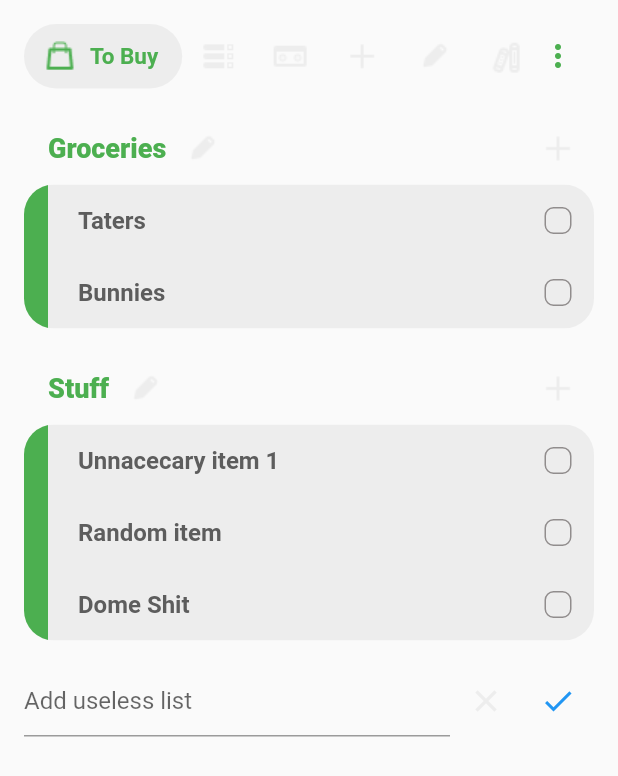
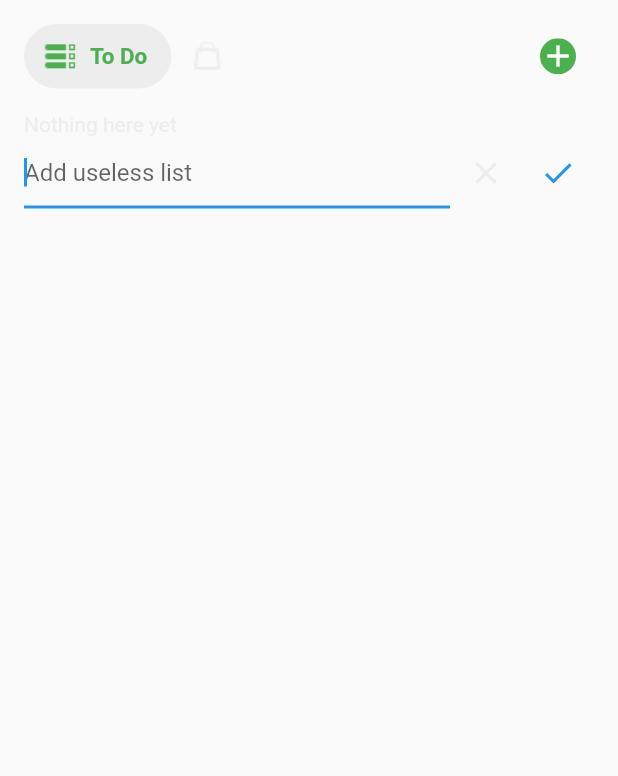
Before and after one commit to AdamTallman/lists, a Flutter app: the screen it shows after launch, after a tap on "ADD LIST", on a phone screen of 412 x 824 dp. Shown: the top 776 px of the screen. Run offline on Flutter 3.47's test engine with Material 2 defaults, Android fonts, the phone set to English and light mode, and no system bars; our stand-ins replace sqflite; accounts and stored records are empty.

Commit message:
Version 0.1.0 The first working version with local db.
Current features:
	- Add/remove todo lists
	- Add/remove todos
	- Swipe tabs

```diff
--- a/lib/main.dart
+++ b/lib/main.dart
@@ -1,11 +1,8 @@
 import 'package:flutter/material.dart';
-import 'package:lists/src/model/todo.dart';
-import 'package:lists/src/model/todo_list.dart';
-import 'package:lists/src/model/todo_tab.dart';
 import 'package:lists/src/styles.dart';
-import 'package:lists/src/widgets/custom_icon.dart';
 import 'package:lists/src/widgets/tab_container.dart';
-import 'package:firebase_core/firebase_core.dart';
+import 'package:lists/src/service/sqflite.dart';
+import 'package:lists/src/widgets/page.dart';
 
 void main() {
   WidgetsFlutterBinding
@@ -13,51 +10,19 @@ void main() {
   runApp(MyApp());
 }
 
-class MyApp extends StatelessWidget {
-  final Future<FirebaseApp> _init =
-      Firebase.initializeApp(); // the error can be ignored
+class MyApp extends StatefulWidget {
+  @override
+  _MyAppState createState() => _MyAppState();
+}
 
+class _MyAppState extends State<MyApp> {
   @override
   Widget build(BuildContext context) {
-    final todoTabs = <ToDoTab>[
-      ToDoTab('To Buy', active: true, icon: CustomIcons.bag, toDoGroups: [
-        TodoList(
-          'Groceries',
-          toDos: [
-            Todo('Taters'),
-            Todo('Bunnies'),
-          ],
-        ),
-        TodoList('Stuff', toDos: [
-          Todo('Unnacecary item 1'),
-          Todo('Random item'),
-          Todo('Dome Shit'),
-        ])
-      ]),
-      ToDoTab('To Do', icon: CustomIcons.todo, toDoGroups: []),
-      ToDoTab('To Watch', icon: CustomIcons.video, toDoGroups: []),
-      ToDoTab('To Add', icon: CustomIcons.add, toDoGroups: []),
-      ToDoTab('To Draw', icon: CustomIcons.edit, toDoGroups: []),
-      ToDoTab('To Read', icon: CustomIcons.books, toDoGroups: []),
-      ToDoTab('To Read', icon: CustomIcons.books, toDoGroups: []),
-      ToDoTab('To Read', icon: CustomIcons.books, toDoGroups: []),
-    ];
+    final body = MaterialApp(
+      theme: AppTheme.theme,
+      home: Scaffold(body: PageContainer()),
+    );
 
-    return MaterialApp(
-      theme: AppTheme.theme,
-      home: Scaffold(
-        body: FutureBuilder(
-          future: _init,
-          builder: (context, snapshot) {
-            if (snapshot.hasError) return Text('not good');
-            if (snapshot.connectionState == ConnectionState.done)
-              return TabsContaiter(
-                tabs: todoTabs,
-              );
-            return Text('wait a bit');
-          },
-        ),
-      ),
-    );
+    return body;
   }
 }
--- a/lib/src/model/todo.dart
+++ b/lib/src/model/todo.dart
@@ -1,5 +1,10 @@
 class Todo {
   final String title;
+  final int id;
 
-  Todo(this.title);
+  Todo(this.title, {this.id});
+
+  factory Todo.fromMap(Map<String, dynamic> map) {
+    return Todo(map['title'], id: map['id']);
+  }
 }
--- a/lib/src/model/todo_list.dart
+++ b/lib/src/model/todo_list.dart
@@ -1,16 +1,31 @@
 import 'package:lists/src/model/todo.dart';
 
 class TodoList {
-  final title;
-  final List<Todo> toDos;
+  String title;
+  final int id;
+  final List<Todo> todos;
 
-  TodoList(this.title, {this.toDos = const <Todo>[]});
+  TodoList(this.title, {this.id, this.todos = const <Todo>[]});
+
+  factory TodoList.fromMap(Map<String, dynamic> map) {
+    return TodoList(map['title'],
+        id: map['id'],
+        todos: map['todos'] == null
+            ? []
+            : (map['todos'] as List<Map>)
+                .map((todoMap) => Todo.fromMap(todoMap))
+                .toList());
+  }
 
   add(Todo item) {
-    toDos.add(item);
+    todos.add(item);
+  }
+
+  updateTitle(String newTitle) {
+    title = newTitle;
   }
 
   remove(Todo item) {
-    if (toDos.contains(item)) toDos.remove(item);
+    if (todos.contains(item)) todos.remove(item);
   }
 }
--- a/lib/src/model/todo_tab.dart
+++ b/lib/src/model/todo_tab.dart
@@ -1,13 +1,25 @@
 // src/model/todo_tab.dart
 
-import 'package:flutter/material.dart';
 import 'package:lists/src/model/todo_list.dart';
 
-class ToDoTab {
+class TodoTab {
   final String icon;
+  final int id;
   final String title;
   final bool active;
-  final List<TodoList> toDoGroups;
+  final List<TodoList> todoLists;
 
-  ToDoTab(this.title, {this.icon, this.toDoGroups, this.active = false});
+  TodoTab(this.title,
+      {this.id, this.icon, this.todoLists, this.active = false});
+
+  factory TodoTab.fromMap(Map<String, dynamic> map) {
+    return TodoTab(map['title'],
+        icon: map['icon'],
+        id: map['id'],
+        todoLists: map['lists'] == null
+            ? []
+            : (map['lists'] as List<Map<String, dynamic>>)
+                .map((todoListMap) => TodoList.fromMap(todoListMap))
+                .toList());
+  }
 }
--- /dev/null
+++ b/lib/src/service/sqflite.dart
@@ -0,0 +1,108 @@
+import 'package:sqflite/sqflite.dart';
+import 'package:lists/src/model/todo_tab.dart';
+
+// this is all complete shit
+class DBProvider {
+  static const String dbName = 'lists.db';
+
+  static const String tabsTable = 'Tabs';
+  static const String listsTable = 'Lists';
+  static const String todosTable = 'Todos';
+
+  Database _database;
+
+  DBProvider._ctor();
+
+  static final instance = DBProvider._ctor();
+
+  Future<Database> get database async {
+    _database ??= await _init();
+    return _database;
+  }
+
+  Future<Database> _init() async {
+    const todoPath = 'assets/icons/todo.png';
+    const tobuyPath = 'assets/icons/bag.png';
+
+    return await openDatabase(dbName, version: 1, onCreate: (db, _) async {
+      await db.execute(
+          'CREATE TABLE $tabsTable (id INTEGER PRIMARY KEY, title TEXT, icon TEXT)');
+      await db.execute(
+          'CREATE TABLE $listsTable (id INTEGER PRIMARY KEY, title TEXT, tab_id INTEGER)');
+      await db.execute(
+          'CREATE TABLE $todosTable (id INTEGER PRIMARY KEY, title TEXT, list_id INTEGER)');
+
+      await db.rawInsert('INSERT INTO $tabsTable(title, icon) VALUES (?, ?)',
+          ['To Do', todoPath]);
+      await db.rawInsert('INSERT INTO $tabsTable(title, icon) VALUES (?, ?)',
+          ['To Buy', tobuyPath]);
+    });
+  }
+
+  Future<int> addTab(String title, String icon) async {
+    return await (await database).rawInsert(
+        'INSERT INTO $tabsTable(title, icon) VALUES(?, ?)', [title, icon]);
+  }
+
+  Future<int> addList(String title, int tabId) async {
+    return await (await database).rawInsert(
+        'INSERT INTO $listsTable(title, tab_id) VALUES(?, ?)', [title, tabId]);
+  }
+
+  Future<int> addTodo(String title, int listId) async {
+    return await (await database).rawInsert(
+        'INSERT INTO $todosTable(title, list_id) VALUES(?, ?)',
+        [title, listId]);
+  }
+
+  Future<void> deleteTodo(int id) async {
+    await (await database)
+        .rawDelete('DELETE FROM $todosTable WHERE id = ?', [id]);
+  }
+
+  Future<void> deleteList(int id) async {
+    await (await database)
+        .rawDelete('DELETE FROM $listsTable WHERE id = ?', [id]);
+  }
+
+  Future<void> updateListTitle(int id, String newTitle) async {
+    await (await database).rawUpdate(
+        'UPDATE $listsTable SET title = ? WHERE id = ?', [newTitle, id]);
+  }
+
+  Future<List<TodoTab>> getTabs() async {
+    final db = await database;
+    final tabs = List<TodoTab>();
+
+    final allTabs = (await db.rawQuery('SELECT * FROM $tabsTable')).toList();
+    var allLists = (await db.rawQuery('SELECT * FROM $listsTable')).toList();
+    final allTodos = (await db.rawQuery('SELECT * FROM $todosTable')).toList();
+
+    allLists = allLists.map((list) {
+      final newlist = Map<String, dynamic>.from(list);
+      newlist['todos'] =
+          allTodos.where((todo) => todo['list_id'] == list['id']).toList();
+      return newlist;
+    }).toList();
+
+    print(allLists);
+
+    allTabs.forEach((tab) {
+      tab = Map<String, dynamic>.from(tab);
+      tab['lists'] =
+          allLists.where((list) => list['tab_id'] == tab['id']).toList();
+      tabs.add(TodoTab.fromMap(tab));
+    });
+
+    return tabs;
+  }
+
+  Future<void> check() async {
+    List<Map> querry = await (await database).rawQuery('SELECT * FROM Tabs');
+    print(querry);
+  }
+
+  Future<void> close() async {
+    await (await database).close();
+  }
+}
--- /dev/null
+++ b/lib/src/widgets/page.dart
@@ -0,0 +1,19 @@
+import 'package:flutter/material.dart';
+import 'package:lists/src/model/todo_tab.dart';
+import 'package:lists/src/service/sqflite.dart';
+import 'package:lists/src/widgets/tab_container.dart';
+
+class PageContainer extends StatelessWidget {
+  @override
+  Widget build(BuildContext context) {
+    return FutureBuilder<List<TodoTab>>(
+        future: DBProvider.instance.getTabs(),
+        builder: (_, snapshot) {
+          if (snapshot.hasError) return Center(child: Text('oh shit'));
+          if (snapshot.connectionState == ConnectionState.done)
+            return TabsContaiter(tabs: snapshot.data);
+
+          return Center(child: CircularProgressIndicator());
+        });
+  }
+}
--- /dev/null
+++ b/lib/src/widgets/tab.dart
@@ -0,0 +1,75 @@
+import 'package:flutter/material.dart';
+import 'package:lists/src/model/todo_list.dart';
+import 'package:lists/src/model/todo_tab.dart';
+import 'package:lists/src/service/sqflite.dart';
+import 'package:lists/src/styles.dart';
+import 'package:lists/src/widgets/todo/add_list.dart';
+import 'package:lists/src/widgets/todo/todo_card.dart';
+import 'package:lists/src/utils/context.dart';
+
+class TabWidget extends StatefulWidget {
+  final TodoTab tab;
+  final double paddingTop;
+
+  TabWidget({this.tab, this.paddingTop});
+
+  @override
+  _TabWidgetState createState() => _TabWidgetState();
+}
+
+class _TabWidgetState extends State<TabWidget> {
+  void _addList(String title) async {
+    if (title != null && title.isNotEmpty) {
+      int id = await DBProvider.instance.addList(title, widget.tab.id);
+      setState(() {
+        widget.tab.todoLists.add(TodoList(title, id: id, todos: []));
+      });
+    }
+  }
+
+  void _deleteList(int id) {
+    final list = widget.tab.todoLists.singleWhere((list) => list.id == id);
+    DBProvider.instance.deleteList(id);
+    setState(() {
+      widget.tab.todoLists.remove(list);
+    });
+  }
+
+  @override
+  Widget build(context) {
+    final addListButton = AddList(_addList);
+
+    final listsContainer = widget.tab == null
+        ? Center(
+            child: Text("Something is not okay"),
+          )
+        : widget.tab.todoLists.isNotEmpty
+            ? ListView.builder(
+                padding: EdgeInsets.only(bottom: 8),
+                scrollDirection: Axis.vertical,
+                itemCount: widget.tab.todoLists.length + 1,
+                itemBuilder: (ctx, index) =>
+                    index == widget.tab.todoLists.length
+                        ? addListButton
+                        : ToDoCard(
+                            todoList: widget.tab.todoLists[index],
+                            onDelete: _deleteList,
+                          ),
+              )
+            : ListView(
+                children: [
+                  Text('Nothing here yet',
+                      style: TextStyle(color: AppColors.backgroundGrey)),
+                  addListButton,
+                ],
+              );
+
+    final body = Container(
+      margin: EdgeInsets.only(top: widget.paddingTop, left: 8, right: 8),
+      padding: EdgeInsets.symmetric(horizontal: 8),
+      child: listsContainer,
+    );
+
+    return body;
+  }
+}
--- /dev/null
+++ b/lib/src/widgets/tab_bar.dart
@@ -0,0 +1,41 @@
+import 'package:flutter/material.dart';
+import 'package:lists/src/widgets/tab_button.dart';
+import 'package:lists/src/utils/context.dart';
+
+class TabBarWidget extends StatelessWidget {
+  final List<TabButton> buttons;
+  final double height;
+
+  TabBarWidget({@required this.buttons, this.height});
+
+  @override
+  Widget build(BuildContext context) {
+    return Container(
+      height: height,
+      margin: EdgeInsets.only(top: context.mediaQuery.padding.top),
+      padding: EdgeInsets.all(16),
+      child: Row(
+        children: [
+          // the tabs
+          Expanded(
+            child: ListView(
+              padding: EdgeInsets.zero,
+              scrollDirection: Axis.horizontal,
+              children: buttons,
+            ),
+          ),
+          // the menu button for future
+          IconButton(
+            icon: ClipOval(
+              child: Container(
+                color: context.theme.primaryColor,
+                child: Icon(Icons.add, color: Colors.white),
+              ),
+            ),
+            onPressed: () {},
+          ),
+        ],
+      ),
+    );
+  }
+}
--- a/lib/src/widgets/tab_container.dart
+++ b/lib/src/widgets/tab_container.dart
@@ -5,34 +5,33 @@ import 'package:lists/src/model/todo_list.dart';
 import 'package:lists/src/model/todo_tab.dart';
 import 'package:lists/src/styles.dart';
 import 'package:lists/src/utils/context.dart';
+import 'package:lists/src/widgets/tab.dart';
+import 'package:lists/src/widgets/tab_bar.dart';
 import 'package:lists/src/widgets/tab_button.dart';
 import 'package:lists/src/widgets/todo/add_list.dart';
 import 'package:lists/src/widgets/todo/todo_card.dart';
+import 'package:lists/src/service/sqflite.dart';
 
 class TabsContaiter extends StatefulWidget {
-  final List<ToDoTab> tabs;
-
-  TabsContaiter({this.tabs});
+  final List<TodoTab> tabs;
+  TabsContaiter({@required this.tabs});
 
   @override
   _TabsContaiterState createState() => _TabsContaiterState();
 }
 
 class _TabsContaiterState extends State<TabsContaiter> {
-  ToDoTab _activeTab;
+  TodoTab _activeTab;
   static const double appBarHeight = 75.0;
 
   @override
   void initState() {
-    if (widget.tabs.isNotEmpty) _activeTab = widget.tabs[0];
+    if (widget.tabs == null || widget.tabs.length == 0)
+      print('there is a problem here');
+    else
+      _activeTab = widget.tabs[0];
+
     super.initState();
-  }
-
-  void _addList(String title) {
-    if (title != null && title.isNotEmpty)
-      setState(() {
-        _activeTab.toDoGroups.add(TodoList(title, toDos: []));
-      });
   }
 
   void _setTab(int index) {
@@ -42,77 +41,56 @@ class _TabsContaiterState extends State<TabsContaiter> {
       });
   }
 
+  void _scrollTab(DragUpdateDetails details) {
+    int tabIndex = widget.tabs.indexOf(_activeTab);
+    if (details.delta.dx < 0) {
+      //swipe right
+      if (tabIndex < widget.tabs.length - 1)
+        setState(() {
+          _activeTab = widget.tabs[tabIndex + 1];
+        });
+    }
+    if (details.delta.dx > 0) {
+      // swipe left
+      if (tabIndex > 0)
+        setState(() {
+          _activeTab = widget.tabs[tabIndex - 1];
+        });
+    }
+  }
+
   @override
   Widget build(BuildContext context) {
-    final _tabs = widget.tabs;
-
     final banner = Container(
       height: context.mediaQuery.padding.top,
       decoration: BoxDecoration(color: context.theme.primaryColor),
     );
 
-    final tabBar = Container(
+    final tabBar = TabBarWidget(
       height: appBarHeight,
-      margin: EdgeInsets.only(top: context.mediaQuery.padding.top),
-      padding: EdgeInsets.all(16),
-      child: Row(
-        children: [
-          // the tabs
-          Expanded(
-            child: ListView.builder(
-              padding: EdgeInsets.zero,
-              scrollDirection: Axis.horizontal,
-              itemCount: _tabs.length,
-              itemBuilder: (ctx, index) {
-                return Container(
-                  child: TabButton(
-                    icon: _tabs[index].icon,
-                    title: _tabs[index].title,
-                    active: _activeTab == _tabs[index],
-                    onPressed: () => _setTab(index),
-                  ),
-                );
-              },
-            ),
-          ),
-          // the menu button for future
-          IconButton(
-            icon: Icon(Icons.more_vert),
-            color: context.theme.primaryColor,
-            onPressed: () {},
-          ),
-        ],
+      buttons: List.generate(
+        widget.tabs.length,
+        (index) => TabButton(
+          icon: widget.tabs[index].icon,
+          title: widget.tabs[index].title,
+          active: _activeTab == widget.tabs[index],
+          onPressed: () => _setTab(index),
+        ),
       ),
-    ); // tabBar
-
-    final addListButton = AddList(_addList);
-
-    final body = Container(
-      margin: EdgeInsets.only(
-          top: appBarHeight + context.mediaQuery.padding.top,
-          left: 8,
-          right: 8),
-      padding: EdgeInsets.symmetric(horizontal: 8),
-      child: _activeTab.toDoGroups.isNotEmpty
-          ? ListView.builder(
-              padding: EdgeInsets.only(bottom: 8),
-              scrollDirection: Axis.vertical,
-              itemCount: _activeTab.toDoGroups.length + 1,
-              itemBuilder: (ctx, index) => index == _activeTab.toDoGroups.length
-                  ? addListButton
-                  : ToDoCard(_activeTab.toDoGroups[index]),
-            )
-          : ListView(
-              children: [
-                Text('Nothing here yet',
-                    style: TextStyle(color: AppColors.backgroundGrey)),
-                addListButton,
-              ],
-            ),
     );
 
     return Stack(
-      children: [banner, tabBar, body],
+      children: [
+        banner,
+        tabBar,
+        GestureDetector(
+          onPanUpdate: _scrollTab,
+          child: TabWidget(
+            tab: _activeTab,
+            paddingTop: appBarHeight + context.mediaQuery.padding.top,
+          ),
+        )
+      ],
     );
   }
 }
--- a/lib/src/widgets/todo/add_list.dart
+++ b/lib/src/widgets/todo/add_list.dart
@@ -44,6 +44,8 @@ class _AddListState extends State<AddList> {
                 child: TextField(
                   decoration: InputDecoration(hintText: 'Add useless list'),
                   controller: _textController,
+                  autofocus: true,
+                  onSubmitted: (_) => _addNewList(),
                 ),
               ),
               IconButton(
--- a/pubspec.yaml
+++ b/pubspec.yaml
@@ -21,9 +21,7 @@ environment:
   sdk: ">=2.7.0 <3.0.0"
 
 dependencies:
-  fdottedline: ^1.0.1
-  firebase_core: ^0.5.3
-  cloud_firestore: ^0.14.4
+  sqflite: ^1.3.0
   flutter:
     sdk: flutter
 
```
Also changed, not shown: lib/src/model.json (added, +32 -0 lines), lib/src/widgets/dashed_button.dart (deleted, +0 -21 lines), lib/src/widgets/todo/list_caption.dart (added, +103 -0 lines), lib/src/widgets/todo/todo_card.dart (+86 -21 lines), pubspec.lock.
